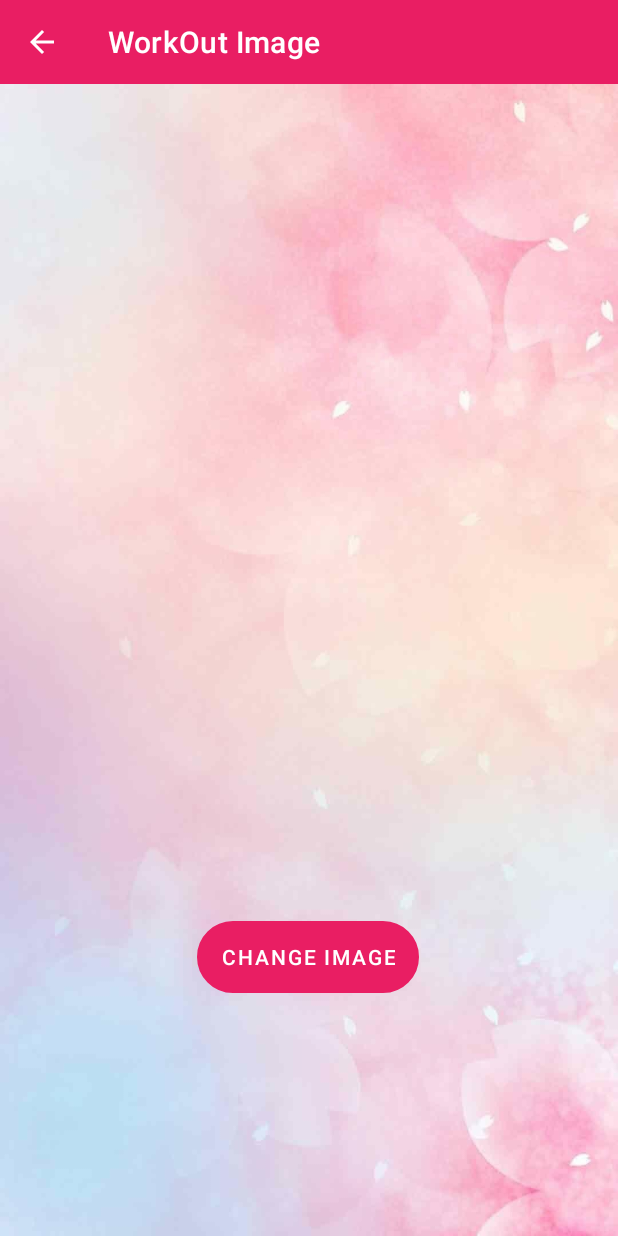
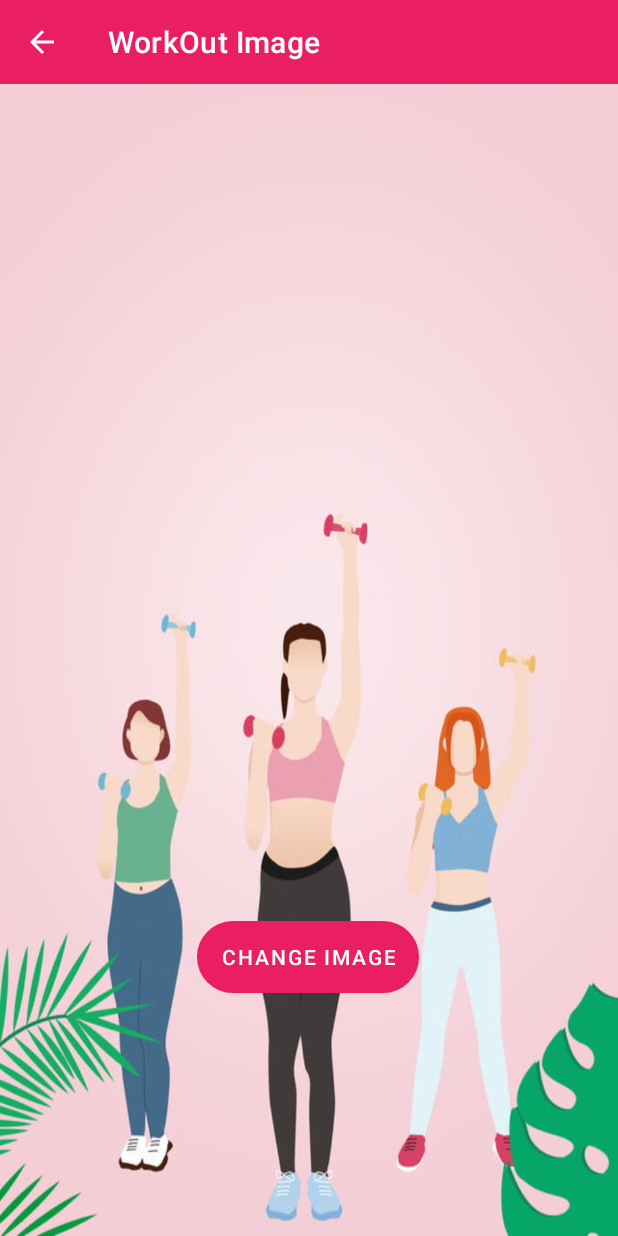
Before and after one commit to ThimeshaMindaka/Moms-care, an Android app: the ViewExerciseImage screen opened directly, with no data from a screen before it, on a phone screen of 412 x 824 dp. Run offline under Robolectric (Android 15) with nearby library versions, the phone set to English and light mode, and no system bars; Roboto replaces fonts that are not available here; 9 statements that could not run were skipped.

Commit message:
change view  exercise xml

```diff
--- a/app/src/main/res/layout/activity_view_exercise_image.xml
+++ b/app/src/main/res/layout/activity_view_exercise_image.xml
@@ -4,7 +4,7 @@
     xmlns:tools="http://schemas.android.com/tools"
     android:layout_width="match_parent"
     android:layout_height="match_parent"
-    android:background="@drawable/bac4"
+    android:background="@drawable/bac5"
     tools:context=".Workout.ViewExerciseImage">
 
     <TextView
```
